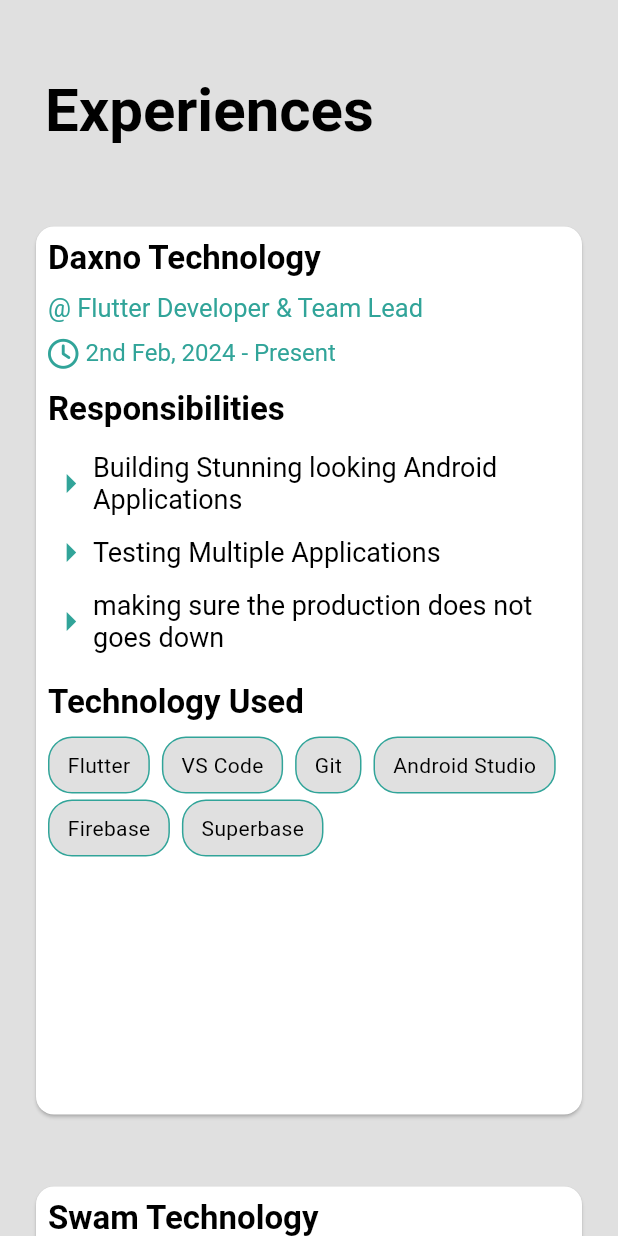
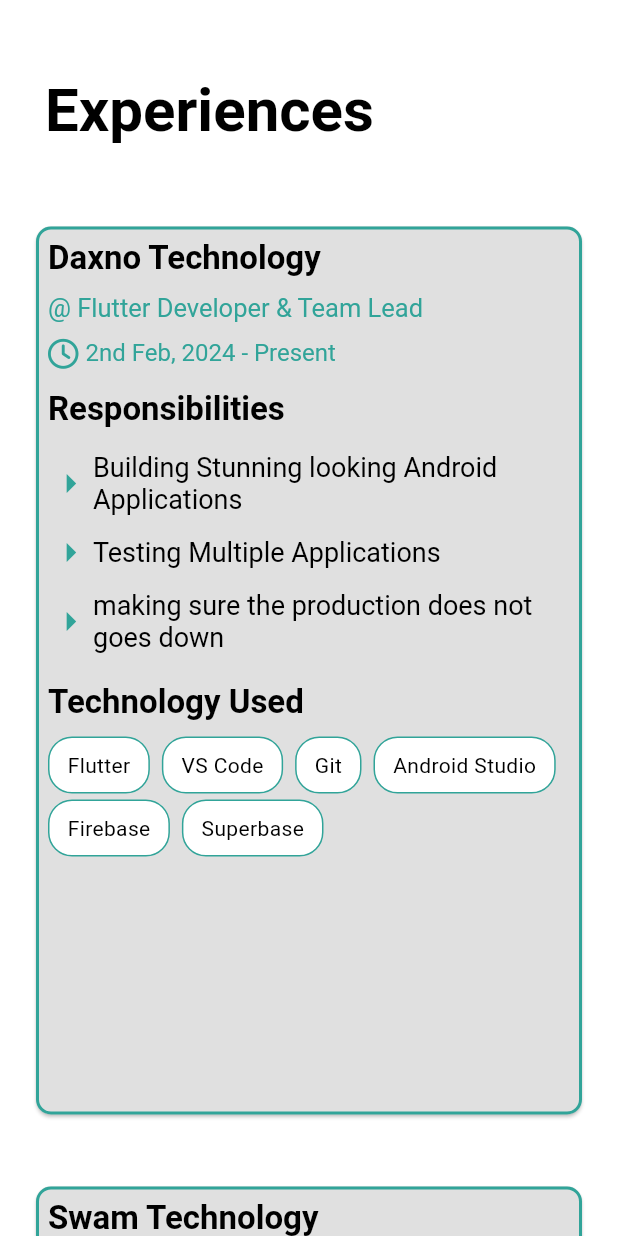
Before and after one commit to rafay99-epic/Portfolio, a Flutter app: the Resume screen opened by its route, on a phone screen of 412 x 824 dp. Run offline on Flutter 3.47's test engine with Material 3 defaults, Android fonts, the light colour scheme and no system bars; drawn by our look-alikes of animated_text_kit; our stand-ins replace animate_do, cached_network_image, cloud_firestore, connectivity_plus, crystal_navigation_bar, firebase_analytics and 16 more; missing offline and left inert: dart:html, email_otp, flutter_verification_code, quill_html_editor, universal_html; accounts and stored records are empty; project files that could hold a hidden picture were left out.

Commit message:
Color change

```diff
--- a/lib/constants/theme/light.dart
+++ b/lib/constants/theme/light.dart
@@ -2,7 +2,7 @@
 
 ThemeData lightMode = ThemeData(
   colorScheme: ColorScheme.light(
-    background: Colors.grey.shade300,
+    surface: Colors.grey.shade300,
     primary: Colors.black,
     secondary: Colors.orange.shade600,
     tertiary: Colors.white,
--- a/lib/frontend/user/pages/experiences/widget/ExperiencesCard.dart
+++ b/lib/frontend/user/pages/experiences/widget/ExperiencesCard.dart
@@ -26,6 +26,13 @@
         ),
         height: 350,
         child: Card(
+          shape: RoundedRectangleBorder(
+            borderRadius: BorderRadius.circular(10),
+            side: BorderSide(
+              color: Theme.of(context).colorScheme.inversePrimary,
+              width: 2,
+            ),
+          ),
           child: Padding(
             padding: const EdgeInsets.all(8.0),
             child: Column(
```
